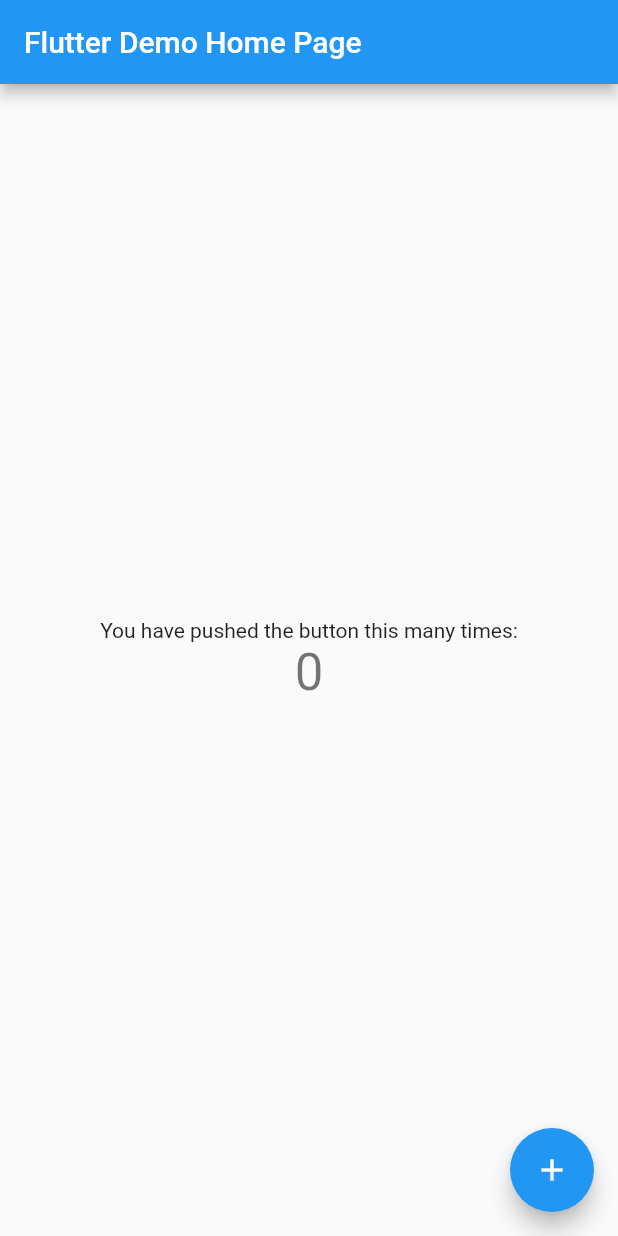
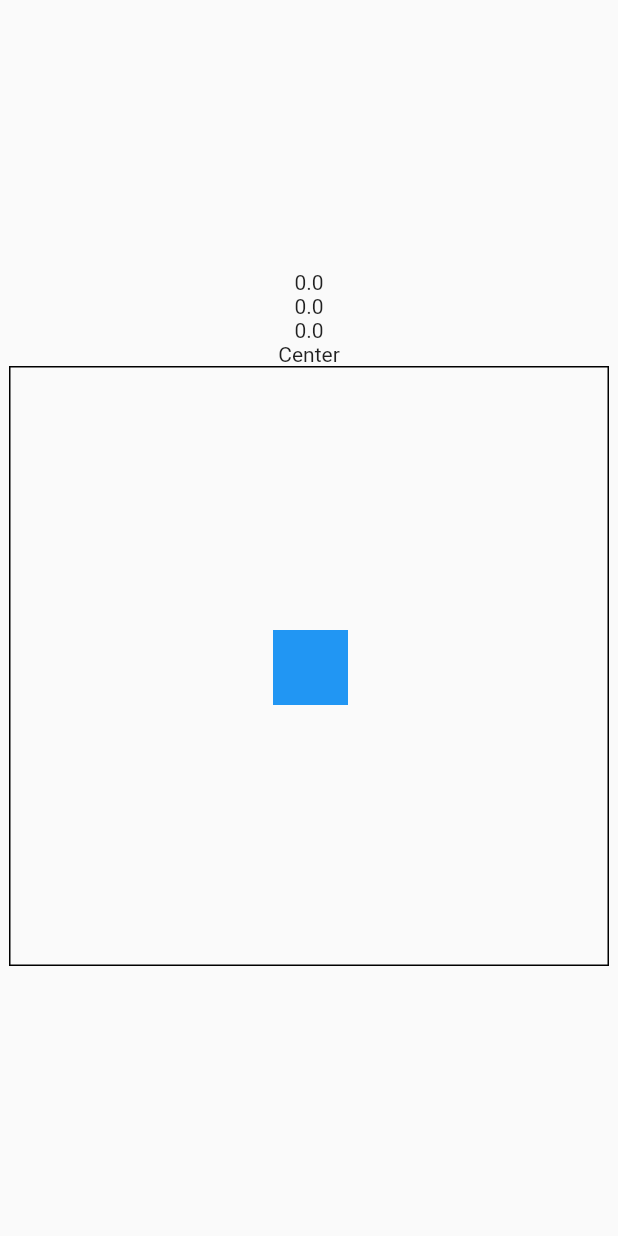
Before and after one commit to nithiink/flutter_puzzle, a Flutter app: the screen it shows after launch, on a phone screen of 412 x 824 dp. Run offline on Flutter 3.47's test engine with Material 2 defaults, Android fonts, the phone set to English and light mode, and no system bars; our stand-ins replace sensors_plus.

```diff
--- /dev/null
+++ b/lib/HomePage.dart
@@ -0,0 +1,91 @@
+import 'package:flutter/material.dart';
+import 'package:sensors_plus/sensors_plus.dart';
+
+class HomePage extends StatefulWidget {
+  const HomePage({Key? key}) : super(key: key);
+
+  @override
+  _HomePageState createState() => _HomePageState();
+}
+
+class _HomePageState extends State<HomePage> {
+  double ax = 0, ay = 0, az = 0;
+  double top = 175;
+  double left = 175;
+
+  @override
+  Widget build(BuildContext context) {
+    return Scaffold(
+      body: Container(
+        height: double.infinity,
+        alignment: Alignment.center,
+        child: Column(
+          mainAxisAlignment: MainAxisAlignment.center,
+          children: [
+            Text(ax.toString()),
+            Text(ay.toString()),
+            Text(az.toString()),
+            Text(text()),
+            Container(
+              width: 400,
+              height: 400,
+              decoration: BoxDecoration(
+                color: Colors.transparent,
+                border: Border.all(
+                  width: 1,
+                  color: Colors.black,
+                ),
+              ),
+              child: Stack(children: [
+                AnimatedPositioned(
+                  child: Container(
+                    width: 50,
+                    height: 50,
+                    color: Colors.blue,
+                  ),
+                  duration: const Duration(milliseconds: 500),
+                  top: top,
+                  left: left,
+                ),
+              ]),
+            ),
+          ],
+        ),
+      ),
+    );
+  }
+
+  @override
+  void initState() {
+    super.initState();
+    accelerometerEvents.listen((event) {
+      setState(() {
+        ax = event.x;
+        ay = event.y;
+        az = event.z;
+      });
+    });
+  }
+
+  String text() {
+    if (ay.abs() > ax.abs()) {
+      if (ay < -3) {
+        if (top >= 30) top -= 30;
+        return "UP";
+      } else if (ay > 3) {
+        top += 30;
+        return "Down";
+      }
+    } else {
+      if (ax < -3) {
+        left++;
+        return "Right";
+      } else if (ax > 3) {
+        left--;
+        return "Left";
+      }
+    }
+
+    return "Center";
+  }
+}
--- a/lib/main.dart
+++ b/lib/main.dart
@@ -1,4 +1,6 @@
 import 'package:flutter/material.dart';
+
+import 'HomePage.dart';
 
 void main() {
   runApp(const MyApp());
@@ -10,106 +12,9 @@ class MyApp extends StatelessWidget {
   // This widget is the root of your application.
   @override
   Widget build(BuildContext context) {
-    return MaterialApp(
+    return const MaterialApp(
       title: 'Flutter Demo',
-      theme: ThemeData(
-        // This is the theme of your application.
-        //
-        // Try running your application with "flutter run". You'll see the
-        // application has a blue toolbar. Then, without quitting the app, try
-        // changing the primarySwatch below to Colors.green and then invoke
-        // "hot reload" (press "r" in the console where you ran "flutter run",
-        // or simply save your changes to "hot reload" in a Flutter IDE).
-        // Notice that the counter didn't reset back to zero; the application
-        // is not restarted.
-        primarySwatch: Colors.blue,
-      ),
-      home: const MyHomePage(title: 'Flutter Demo Home Page'),
+      home: HomePage(),
     );
   }
 }
-
-class MyHomePage extends StatefulWidget {
-  const MyHomePage({Key? key, required this.title}) : super(key: key);
-
-  // This widget is the home page of your application. It is stateful, meaning
-  // that it has a State object (defined below) that contains fields that affect
-  // how it looks.
-
-  // This class is the configuration for the state. It holds the values (in this
-  // case the title) provided by the parent (in this case the App widget) and
-  // used by the build method of the State. Fields in a Widget subclass are
-  // always marked "final".
-
-  final String title;
-
-  @override
-  State<MyHomePage> createState() => _MyHomePageState();
-}
-
-class _MyHomePageState extends State<MyHomePage> {
-  int _counter = 0;
-
-  void _incrementCounter() {
-    setState(() {
-      // This call to setState tells the Flutter framework that something has
-      // changed in this State, which causes it to rerun the build method below
-      // so that the display can reflect the updated values. If we changed
-      // _counter without calling setState(), then the build method would not be
-      // called again, and so nothing would appear to happen.
-      _counter++;
-    });
-  }
-
-  @override
-  Widget build(BuildContext context) {
-    // This method is rerun every time setState is called, for instance as done
-    // by the _incrementCounter method above.
-    //
-    // The Flutter framework has been optimized to make rerunning build methods
-    // fast, so that you can just rebuild anything that needs updating rather
-    // than having to individually change instances of widgets.
-    return Scaffold(
-      appBar: AppBar(
-        // Here we take the value from the MyHomePage object that was created by
-        // the App.build method, and use it to set our appbar title.
-        title: Text(widget.title),
-      ),
-      body: Center(
-        // Center is a layout widget. It takes a single child and positions it
-        // in the middle of the parent.
-        child: Column(
-          // Column is also a layout widget. It takes a list of children and
-          // arranges them vertically. By default, it sizes itself to fit its
-          // children horizontally, and tries to be as tall as its parent.
-          //
-          // Invoke "debug painting" (press "p" in the console, choose the
-          // "Toggle Debug Paint" action from the Flutter Inspector in Android
-          // Studio, or the "Toggle Debug Paint" command in Visual Studio Code)
-          // to see the wireframe for each widget.
-          //
-          // Column has various properties to control how it sizes itself and
-          // how it positions its children. Here we use mainAxisAlignment to
-          // center the children vertically; the main axis here is the vertical
-          // axis because Columns are vertical (the cross axis would be
-          // horizontal).
-          mainAxisAlignment: MainAxisAlignment.center,
-          children: <Widget>[
-            const Text(
-              'You have pushed the button this many times:',
-            ),
-            Text(
-              '$_counter',
-              style: Theme.of(context).textTheme.headline4,
-            ),
-          ],
-        ),
-      ),
-      floatingActionButton: FloatingActionButton(
-        onPressed: _incrementCounter,
-        tooltip: 'Increment',
-        child: const Icon(Icons.add),
-      ), // This trailing comma makes auto-formatting nicer for build methods.
-    );
-  }
-}
--- a/pubspec.yaml
+++ b/pubspec.yaml
@@ -34,6 +34,7 @@ dependencies:
   # The following adds the Cupertino Icons font to your application.
   # Use with the CupertinoIcons class for iOS style icons.
   cupertino_icons: ^1.0.2
+  sensors_plus: ^1.2.1
 
 dev_dependencies:
   flutter_test:
```
Also changed, not shown: pubspec.lock.
